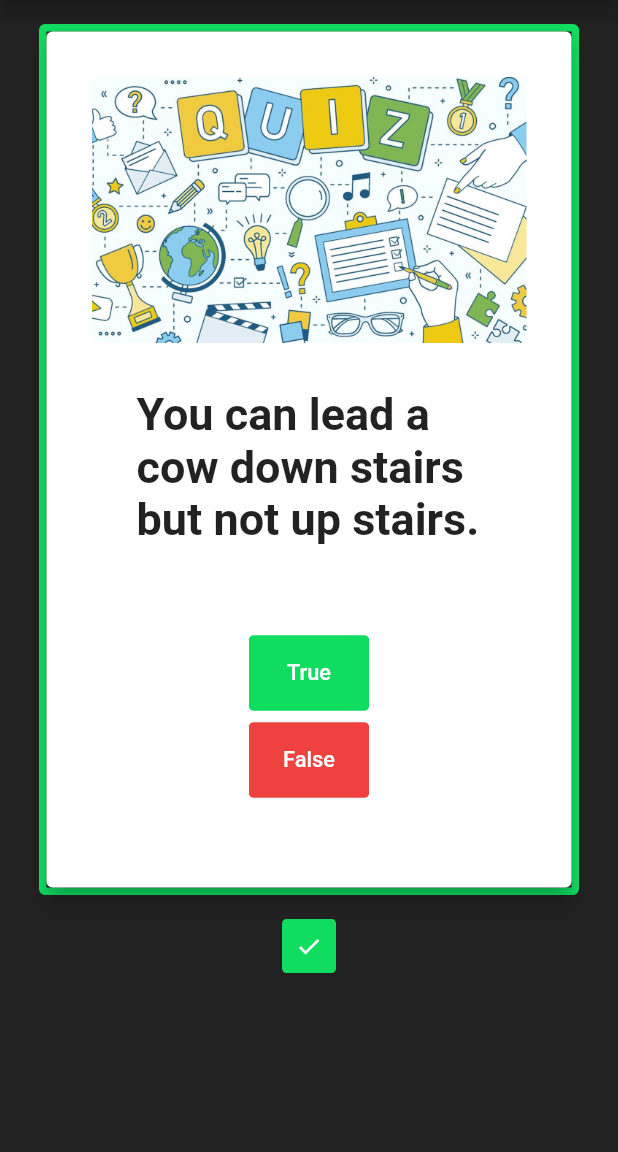
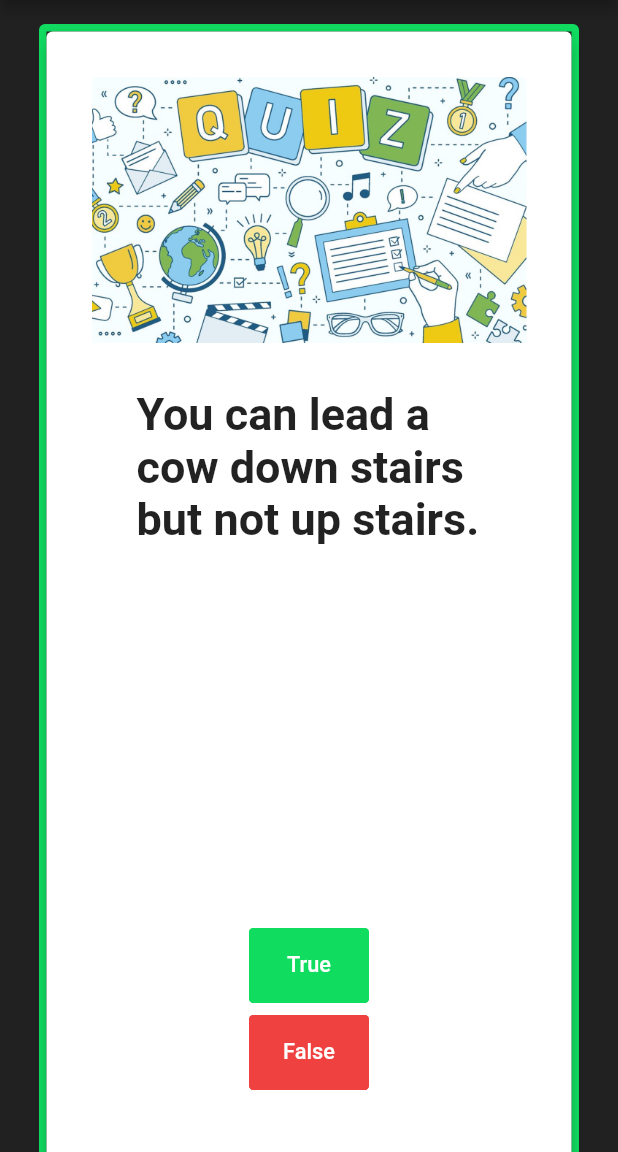
Before and after one commit to im-adarsh/flutter_quizller, a Flutter app: the screen it shows after launch, after a tap on "True", on a phone screen of 412 x 824 dp, the part 84-1236 px from its top. Run offline on Flutter 3.47's test engine with Material 2 defaults, Android fonts, the phone set to English and light mode, and no system bars; our stand-ins replace getflutter.

Commit message:
remove flex height

```diff
--- a/lib/screens/quiz_screen.dart
+++ b/lib/screens/quiz_screen.dart
@@ -15,11 +15,25 @@ class _QuizScreenState extends State<QuizScreen> {
   ];
 
   QuizBrain q = new QuizBrain();
-  int correctAnswerCount = 0;
-  int wrongAnswerCount = 0;
 
   @override
   Widget build(BuildContext context) {
+    if (q.isFinished())  {
+      // show alert and reset
+
+
+      GFFloatingWidget(
+          horizontalPosition:40.0,
+          verticalPosition:20.0,
+          child:GFAlert(
+            title: 'Welcome!',
+          ),
+          body:Text('body or any kind of widget here..')
+      );
+
+      q.reset();
+      scoreKeeper = [];
+    }
     Question question = q.getQuestionNext();
     return Column(
       children: <Widget>[
@@ -39,17 +53,15 @@ class _QuizScreenState extends State<QuizScreen> {
           },
         ),
         Row(
-          mainAxisAlignment: MainAxisAlignment.center,
+          mainAxisAlignment: MainAxisAlignment.start,
           children: scoreKeeper,
         ),
-
       ],
     );
   }
 
   void answered(bool expected, bool got) {
      if (expected == got) {
-       correctAnswerCount++;
        scoreKeeper.add(GFIconBadge(
          child: GFIconButton(
            size: GFSize.SMALL,
@@ -59,7 +71,6 @@ class _QuizScreenState extends State<QuizScreen> {
          ),
        ));
     }else {
-       wrongAnswerCount++;
        scoreKeeper.add(GFIconBadge(
          child: GFIconButton(
            size: GFSize.SMALL,
--- a/lib/service/quiz_brain.dart
+++ b/lib/service/quiz_brain.dart
@@ -29,6 +29,10 @@ class QuizBrain {
   }
 
   void reset() {
-      _questionNo=1;
+      _questionNo=-1;
+  }
+
+  bool isFinished() {
+    return _questionNo == _questionBank.length -1;
   }
 }
--- a/lib/widgets/two_option_question_widget.dart
+++ b/lib/widgets/two_option_question_widget.dart
@@ -32,7 +32,9 @@ class TwoOptionQuestionWidget extends StatelessWidget {
 //            //type: GFType.transparent,
 //          )
 //      ),
-      content: Text(question, style: TextStyle(fontWeight: FontWeight.bold, fontSize: 30),),
+      content: Container(
+          height: 300,
+          child: Text(question, style: TextStyle(fontWeight: FontWeight.bold, fontSize: 30),)),
       buttonBar: GFButtonBar(
         padding: EdgeInsets.all(30),
         alignment: WrapAlignment.spaceBetween,
```
